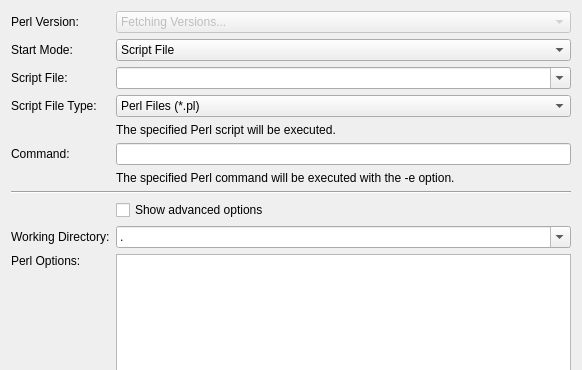
Qt form src/brickv/plugin_system/plugins/red/ui/program_page_perl.ui (Tinkerforge/brickv) before a commit; both pictures show x 0 to 582 and y 0 to 370 of the 582 by 689 pixel window.
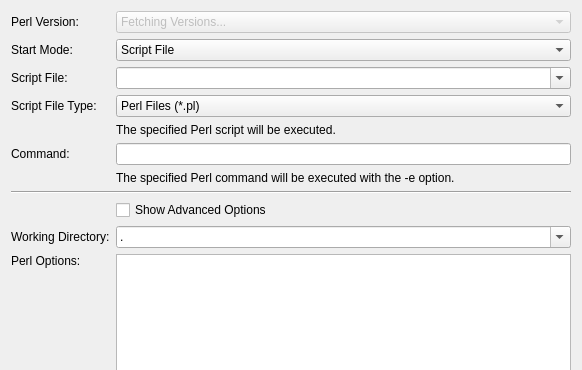
The same form after that commit. Custom widgets are drawn as their Qt base class.

```diff
--- a/src/brickv/plugin_system/plugins/red/ui/program_page_perl.ui
+++ b/src/brickv/plugin_system/plugins/red/ui/program_page_perl.ui
@@ -124,7 +124,7 @@
      <item row="8" column="1" colspan="4">
       <widget class="QCheckBox" name="check_show_advanced_options">
        <property name="text">
-        <string>Show advanced options</string>
+        <string>Show Advanced Options</string>
        </property>
       </widget>
      </item>
```
